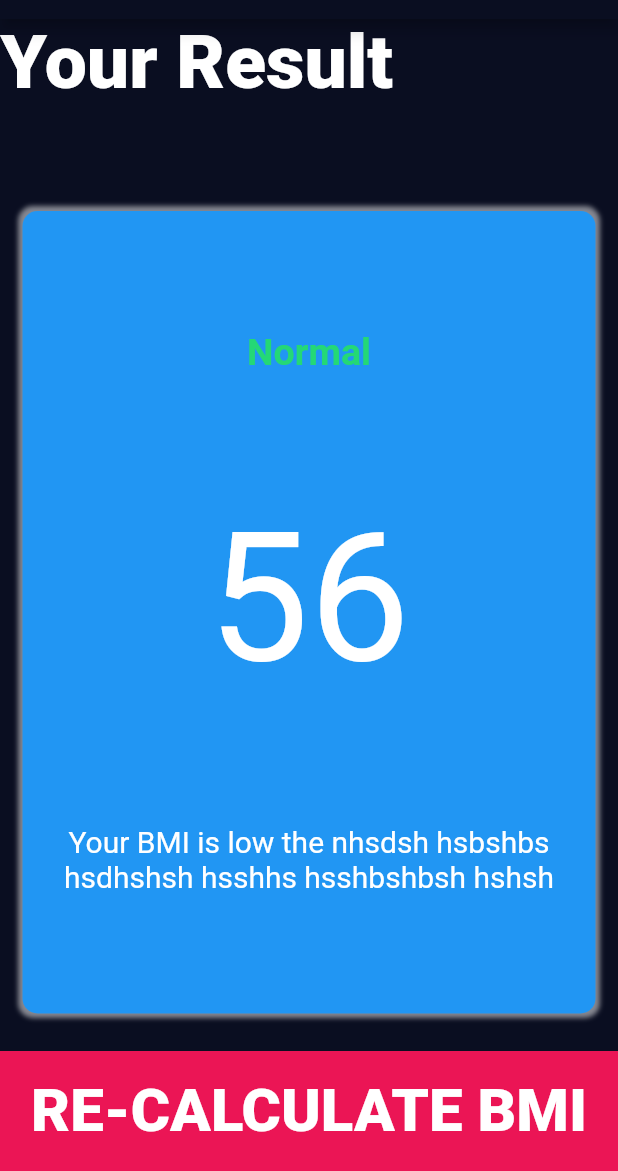
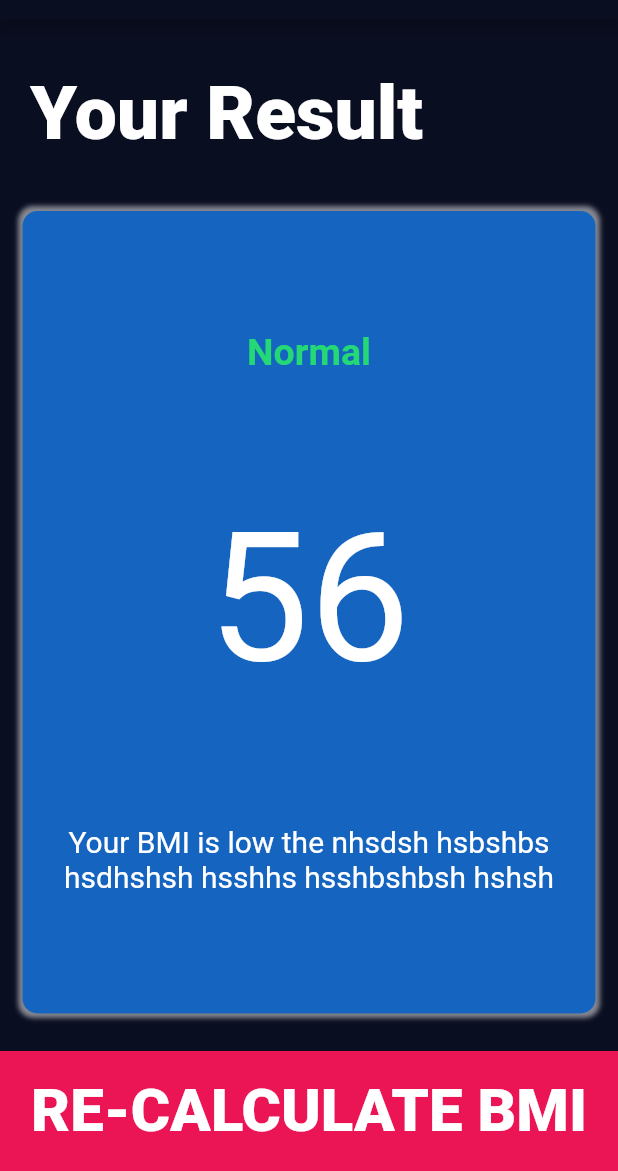
Before and after one commit to RedeemerNtumy/bmiCalculatorApp, a Flutter app: the Result screen opened by its route, on a phone screen of 412 x 824 dp, the part 65-1236 px from its top. Run offline on Flutter 3.47's test engine with Material 2 defaults, Android fonts, the phone set to English and light mode, and no system bars; our stand-ins replace font_awesome_flutter.

Commit message:
Almost done with this app

```diff
--- a/lib/results.dart
+++ b/lib/results.dart
@@ -1,6 +1,9 @@
 import 'package:bmi/const.dart';
 import 'package:flutter/material.dart';
 import 'bmiCard.dart';
+import 'bmiBrain.dart';
+
+
 
 class Result extends StatelessWidget {
   @override
@@ -15,16 +18,20 @@ class Result extends StatelessWidget {
         crossAxisAlignment: CrossAxisAlignment.stretch,
         children: [
           Expanded(
-            child: Text(
-              "Your Result",
-              style: kbaseButton.copyWith(
-                fontSize: 50,
+            child: Container(
+              padding: EdgeInsets.all(20),
+              alignment: Alignment.bottomLeft,
+              child: Text(
+                "Your Result",
+                style: kbaseButton.copyWith(
+                  fontSize: 50,
+                ),
               ),
             ),
           ),
           Expanded(
             child: BmiCard(
-              nativeColor: kactiveReusableCardnativeColor,
+              nativeColor: kinactiveReusableCardNativeColor,
               cardChild: Column(
                 mainAxisAlignment: MainAxisAlignment.spaceEvenly,
                 crossAxisAlignment: CrossAxisAlignment.center,
```
Also changed, not shown: lib/bmiBrain.dart (added, +34 -0 lines).
